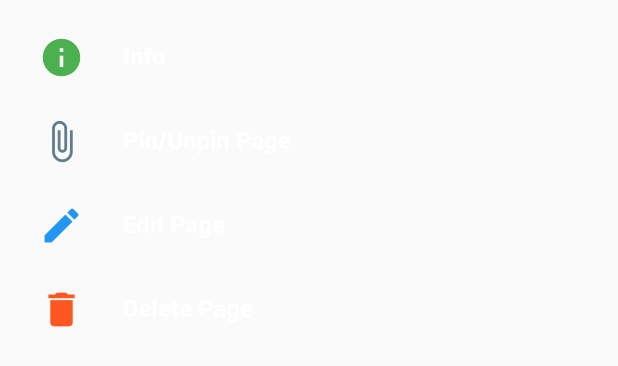
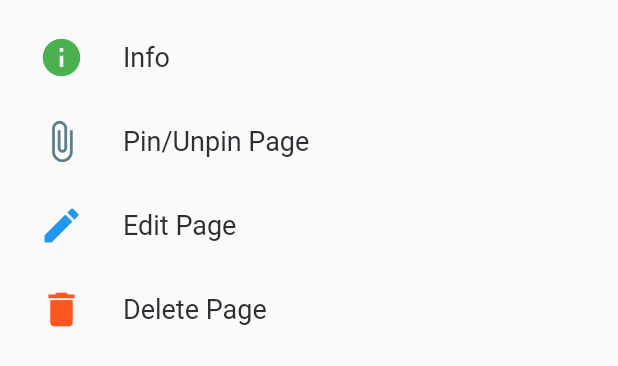
Before and after one commit to What-the-Flutter/WTF-Lab-2, a Flutter app: the CustomBottomSheet widget shown alone on an empty page, opened directly with empty values, on a phone screen of 412 x 824 dp. Shown: the top 366 px of the screen. Run offline on Flutter 3.47's test engine with Material 2 defaults, Android fonts, the phone set to English and light mode, and no system bars.

Commit message:
Fixed some bugs

```diff
--- a/786994763/lib/pages/home/bottom_sheet.dart
+++ b/786994763/lib/pages/home/bottom_sheet.dart
@@ -2,7 +2,6 @@ import 'package:flutter/material.dart';
 
 import '../../models/page.dart';
 import '../../models/pages_actions.dart';
-import '../../styles.dart';
 import '../creating_new_page/add_page_route.dart';
 import 'info_alertdialog.dart';
 
@@ -90,7 +89,7 @@ class CustomBottomSheet extends StatelessWidget {
             leading: _actions[0].getIcon,
             title: Text(
               _actions[0].getTitle,
-              style: categorySubtitleStyle,
+              style: Theme.of(context).textTheme.bodySmall,
             ),
             onTap: _showPageInfo,
           ),
@@ -98,14 +97,14 @@ class CustomBottomSheet extends StatelessWidget {
             leading: _actions[1].getIcon,
             title: Text(
               _actions[1].getTitle,
-              style: categorySubtitleStyle,
+              style: Theme.of(context).textTheme.bodySmall,
             ),
           ),
           ListTile(
             leading: _actions[2].getIcon,
             title: Text(
               _actions[2].getTitle,
-              style: categorySubtitleStyle,
+              style: Theme.of(context).textTheme.bodySmall,
             ),
             onTap: _editPageInfo,
           ),
@@ -113,7 +112,7 @@ class CustomBottomSheet extends StatelessWidget {
             leading: _actions[3].getIcon,
             title: Text(
               _actions[3].getTitle,
-              style: categorySubtitleStyle,
+              style: Theme.of(context).textTheme.bodySmall,
             ),
             onTap: _removePage,
           ),
@@ -125,14 +124,23 @@ class CustomBottomSheet extends StatelessWidget {
   void _showPageInfo() {
     showDialog(
       context: context,
-      builder: (var context) =>
-          InfoPageAlertDialog(index: index, pagesList: pagesList),
+      builder: (var context) => InfoPageAlertDialog(
+        index: index,
+        pagesList: pagesList,
+      ),
     );
   }
 
   void _editPageInfo() async {
-    await Navigator.pushNamed(context, PageInput.routeName,
-        arguments: ScreenArguments(index, pagesList, true));
+    await Navigator.pushNamed(
+      context,
+      PageInput.routeName,
+      arguments: ScreenArguments(
+        index,
+        pagesList,
+        true,
+      ),
+    );
     Navigator.pop(context);
   }
 
--- a/786994763/lib/pages/home/delete_bottom_sheet.dart
+++ b/786994763/lib/pages/home/delete_bottom_sheet.dart
@@ -39,7 +39,7 @@ class DeleteConfirmationBottomSheet extends StatelessWidget {
 
     return Container(
       height: 230,
-      color: Colors.white,
+      color: Theme.of(context).primaryColor,
       padding: const EdgeInsets.only(
         left: 20,
         top: 20,
@@ -64,7 +64,7 @@ class DeleteConfirmationBottomSheet extends StatelessWidget {
             leading: _actions[0].getIcon,
             title: Text(
               _actions[0].getTitle,
-              style: categorySubtitleStyle,
+              style: Theme.of(context).textTheme.bodySmall,
             ),
             onTap: _deletePage,
           ),
@@ -72,7 +72,7 @@ class DeleteConfirmationBottomSheet extends StatelessWidget {
             leading: _actions[1].getIcon,
             title: Text(
               _actions[1].getTitle,
-              style: categorySubtitleStyle,
+              style: Theme.of(context).textTheme.bodySmall,
             ),
             onTap: () => Navigator.pop(context),
           ),
```
Also changed, not shown: 786994763/lib/main.dart (+7 -3 lines), 786994763/lib/pages/creating_new_page/add_page_route.dart (+7 -3 lines), 786994763/lib/pages/home/info_alertdialog.dart (+9 -8 lines), 786994763/lib/theme_widget.dart (+7 -2 lines).
